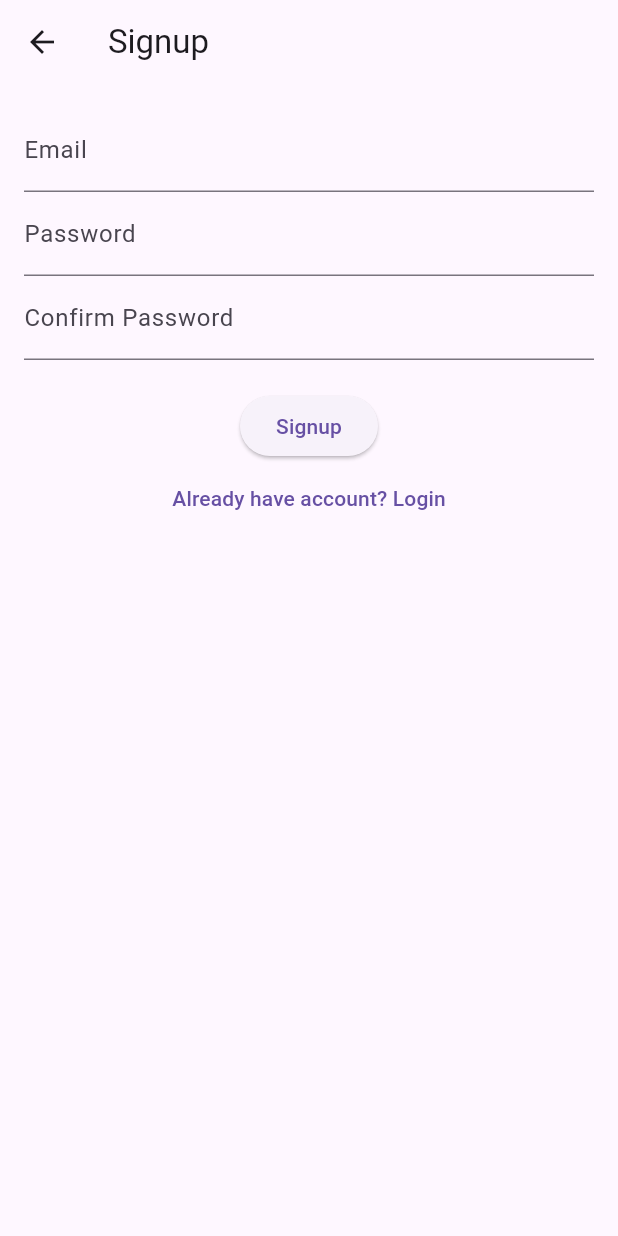
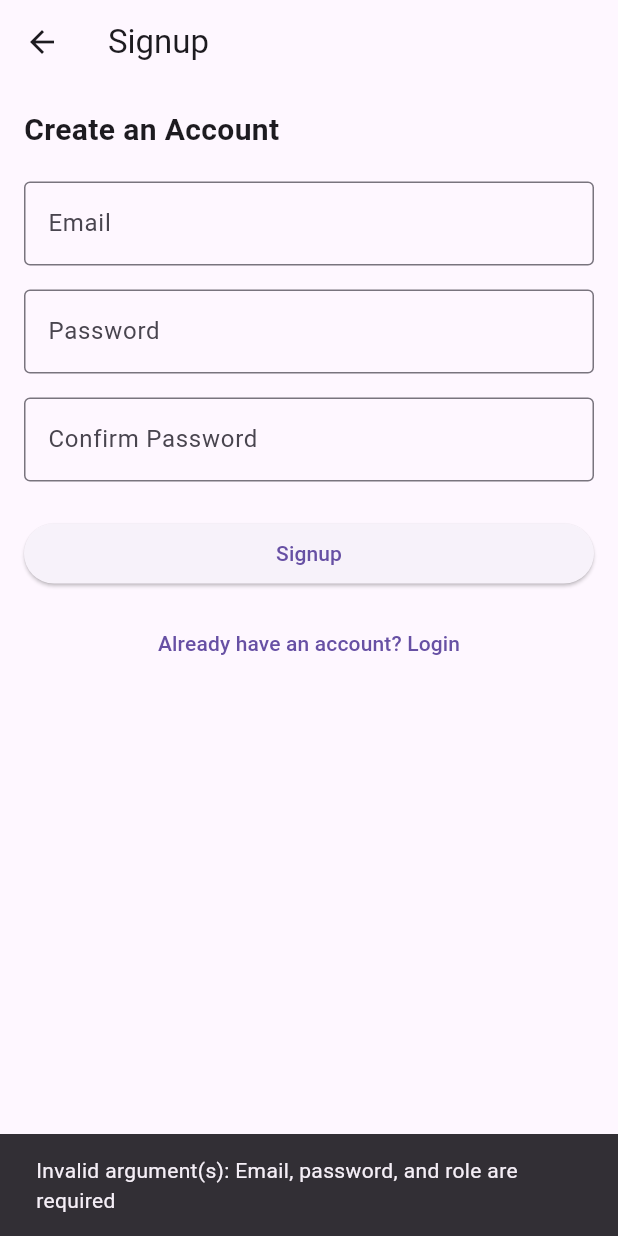
Before and after one commit to omsatyaprakashsatpathy-prog/employee_management_system, a Flutter app: the SignupPage screen opened by its route, after a tap on "Signup", on a phone screen of 412 x 824 dp. Run offline on Flutter 3.47's test engine with Material 3 defaults, Android fonts, the phone set to English and light mode, and no system bars; our stand-ins replace cloud_firestore, firebase_auth, flutter_riverpod; accounts and stored records are empty.

Commit message:
Add sign up and login repository implementation

```diff
--- a/lib/src/app.dart
+++ b/lib/src/app.dart
@@ -10,10 +10,10 @@ class MyApp extends StatelessWidget {
     return MaterialApp(
       debugShowCheckedModeBanner: false,
       title: 'Employee Management',
-      initialRoute: '/signup',
+      initialRoute: '/login',
       routes: {
+        '/login': (context) => const LoginPage(),
         '/signup': (context) => const SignupPage(),
-        '/login': (context) => const LoginPage(),
       },
     );
   }
--- /dev/null
+++ b/lib/src/features/Auth/data/datasource/auth_remote_datasource.dart
@@ -0,0 +1,38 @@
+import 'package:cloud_firestore/cloud_firestore.dart';
+import 'package:firebase_auth/firebase_auth.dart';
+import '../models/user_model.dart';
+
+class AuthRemoteDataSource {
+  final FirebaseAuth _firebaseAuth = FirebaseAuth.instance;
+  final FirebaseFirestore _firestore = FirebaseFirestore.instance;
+
+  Future<UserModel?> signUp(String email, String password, String role) async {
+    final credential = await _firebaseAuth.createUserWithEmailAndPassword(
+      email: email,
+      password: password,
+    );
+    final user = UserModel(uid: credential.user!.uid, email: email, role: role);
+    await _firestore.collection('users').doc(user.uid).set(user.toMap());
+    return user;
+  }
+
+  Future<UserModel?> signIn(String email, String password) async {
+    final credential = await _firebaseAuth.signInWithEmailAndPassword(
+      email: email,
+      password: password,
+    );
+    final snapshot = await _firestore.collection('users').doc(credential.user!.uid).get();
+    return UserModel.fromMap(snapshot.data()!, credential.user!.uid);
+  }
+
+  Future<void> signOut() async {
+    await _firebaseAuth.signOut();
+  }
+
+  Future<UserModel?> getCurrentUser() async {
+    final user = _firebaseAuth.currentUser;
+    if (user == null) return null;
+    final snapshot = await _firestore.collection('users').doc(user.uid).get();
+    return UserModel.fromMap(snapshot.data()!, user.uid);
+  }
+}
--- /dev/null
+++ b/lib/src/features/Auth/data/models/user_model.dart
@@ -0,0 +1,15 @@
+import '../../domain/entities/user_entity.dart';
+
+class UserModel extends UserEntity {
+  UserModel({required super.uid, required super.email, required super.role});
+
+  factory UserModel.fromMap(Map<String, dynamic> map, String uid) {
+    return UserModel(
+      uid: uid,
+      email: map['email'],
+      role: map['role'],
+    );
+  }
+
+  Map<String, dynamic> toMap() => {'email': email, 'role': role};
+}
--- /dev/null
+++ b/lib/src/features/Auth/data/repositories/auth_repository_impl.dart
@@ -0,0 +1,29 @@
+import '../../domain/entities/user_entity.dart';
+import '../../domain/repositories/auth_repository.dart';
+import '../datasource/auth_remote_datasource.dart';
+
+class AuthRepositoryImpl implements AuthRepository {
+  final AuthRemoteDataSource remoteDataSource;
+
+  AuthRepositoryImpl(this.remoteDataSource);
+
+  @override
+  Future<UserEntity?> signUp(String email, String password, String role) {
+    return remoteDataSource.signUp(email, password, role);
+  }
+
+  @override
+  Future<UserEntity?> signIn(String email, String password) {
+    return remoteDataSource.signIn(email, password);
+  }
+
+  @override
+  Future<void> signOut() {
+    return remoteDataSource.signOut();
+  }
+
+  @override
+  Future<UserEntity?> getCurrentUser() {
+    return remoteDataSource.getCurrentUser();
+  }
+}
--- /dev/null
+++ b/lib/src/features/Auth/domain/entities/user_entity.dart
@@ -0,0 +1,11 @@
+class UserEntity {
+  final String uid;
+  final String email;
+  final String role;
+
+  UserEntity({
+    required this.uid,
+    required this.email,
+    required this.role,
+  });
+}
--- /dev/null
+++ b/lib/src/features/Auth/domain/repositories/auth_repository.dart
@@ -0,0 +1,8 @@
+import '../entities/user_entity.dart';
+
+abstract class AuthRepository {
+  Future<UserEntity?> signUp(String email, String password, String role);
+  Future<UserEntity?> signIn(String email, String password);
+  Future<void> signOut();
+  Future<UserEntity?> getCurrentUser();
+}
--- /dev/null
+++ b/lib/src/features/Auth/domain/usecases/sign_in_usecase.dart
@@ -0,0 +1,18 @@
+import '../entities/user_entity.dart';
+import '../repositories/auth_repository.dart';
+
+class SignInUseCase {
+  final AuthRepository repository;
+
+  SignInUseCase(this.repository);
+
+  Future<UserEntity?> execute({
+    required String email,
+    required String password,
+  }) async {
+    if (email.isEmpty || password.isEmpty) {
+      throw ArgumentError("Email and password are required");
+    }
+    return await repository.signIn(email, password);
+  }
+}
--- /dev/null
+++ b/lib/src/features/Auth/domain/usecases/signup_usecase.dart
@@ -0,0 +1,19 @@
+import '../entities/user_entity.dart';
+import '../repositories/auth_repository.dart';
+
+class SignUpUseCase {
+  final AuthRepository repository;
+
+  SignUpUseCase(this.repository);
+
+  Future<UserEntity?> execute({
+    required String email,
+    required String password,
+    required String role,
+  }) async {
+    if (email.isEmpty || password.isEmpty || role.isEmpty) {
+      throw ArgumentError("Email, password, and role are required");
+    }
+    return await repository.signUp(email, password, role);
+  }
+}
--- /dev/null
+++ b/lib/src/features/Auth/presentation/provider/auth_notifier.dart
@@ -0,0 +1,51 @@
+import 'package:flutter_riverpod/flutter_riverpod.dart';
+import '../../domain/usecases/get_currentuser_usecase.dart';
+import '../../domain/usecases/sign_in_usecase.dart';
+import '../../domain/usecases/signout_usecase.dart';
+import '../../domain/usecases/signup_usecase.dart';
+import 'auth_state.dart';
+
+class AuthNotifier extends StateNotifier<AuthState> {
+  final SignInUseCase signInUseCase;
+  final SignUpUseCase signUpUseCase;
+  final SignOutUseCase signOutUseCase;
+  final GetCurrentUserUseCase getCurrentUserUseCase;
+
+  AuthNotifier({
+    required this.signInUseCase,
+    required this.signUpUseCase,
+    required this.signOutUseCase,
+    required this.getCurrentUserUseCase,
+  }) : super(AuthState());
+
+  Future<void> signUp(String email, String password, String role) async {
+    state = state.copyWith(isLoading: true, error: null);
+    try {
+      final user = await signUpUseCase.execute(email: email, password: password, role: role);
+      state = state.copyWith(isLoading: false, user: user);
+    } catch (e) {
+      state = state.copyWith(isLoading: false, error: e.toString());
+    }
+  }
+
+  Future<void> signIn(String email, String password) async {
+    state = state.copyWith(isLoading: true, error: null);
+    try {
+      final user = await signInUseCase.execute(email: email, password: password);
+      state = state.copyWith(isLoading: false, user: user);
+    } catch (e) {
+      state = state.copyWith(isLoading: false, error: e.toString());
+    }
+  }
+
+  Future<void> signOut() async {
+    await signOutUseCase.execute();
+    state = AuthState();
+  }
+
+  Future<void> loadCurrentUser() async {
+    state = state.copyWith(isLoading: true);
+    final user = await getCurrentUserUseCase.execute();
+    state = state.copyWith(isLoading: false, user: user);
+  }
+}
--- /dev/null
+++ b/lib/src/features/Auth/presentation/provider/auth_state.dart
@@ -0,0 +1,17 @@
+import '../../domain/entities/user_entity.dart';
+
+class AuthState {
+  final bool isLoading;
+  final UserEntity? user;
+  final String? error;
+
+  AuthState({this.isLoading = false, this.user, this.error});
+
+  AuthState copyWith({bool? isLoading, UserEntity? user, String? error}) {
+    return AuthState(
+      isLoading: isLoading ?? this.isLoading,
+      user: user ?? this.user,
+      error: error,
+    );
+  }
+}
--- a/lib/src/features/Auth/presentation/screens/login_page.dart
+++ b/lib/src/features/Auth/presentation/screens/login_page.dart
@@ -1,12 +1,16 @@
 import 'package:flutter/material.dart';
+import 'package:flutter_riverpod/flutter_riverpod.dart';
+import '../provider/auth_provider.dart';
 
-class LoginPage extends StatelessWidget {
+class LoginPage extends ConsumerWidget {
   const LoginPage({super.key});
 
   @override
-  Widget build(BuildContext context) {
+  Widget build(BuildContext context, WidgetRef ref) {
     final emailController = TextEditingController();
     final passwordController = TextEditingController();
+
+    final authState = ref.watch(authNotifierProvider);
 
     return Scaffold(
       appBar: AppBar(title: const Text("Login")),
@@ -15,7 +19,8 @@ class LoginPage extends StatelessWidget {
         child: Column(
           crossAxisAlignment: CrossAxisAlignment.start,
           children: [
-            const Text("Welcome Back", style: TextStyle(fontSize: 20, fontWeight: FontWeight.bold)),
+            const Text("Welcome Back",
+                style: TextStyle(fontSize: 20, fontWeight: FontWeight.bold)),
             const SizedBox(height: 20),
 
             TextField(
@@ -39,9 +44,32 @@ class LoginPage extends StatelessWidget {
 
             SizedBox(
               width: double.infinity,
-              child: ElevatedButton(
-                onPressed: () {
-                  // TODO: Login logic yahan ayega
+              child: authState.isLoading
+                  ? const Center(child: CircularProgressIndicator())
+                  : ElevatedButton(
+                onPressed: () async {
+                  final email = emailController.text.trim();
+                  final password = passwordController.text.trim();
+
+                  await ref
+                      .read(authNotifierProvider.notifier)
+                      .signIn(email, password);
+
+                  if (ref.read(authNotifierProvider).error != null) {
+                    ScaffoldMessenger.of(context).showSnackBar(
+                      SnackBar(
+                        content: Text(
+                            ref.read(authNotifierProvider).error!),
+                      ),
+                    );
+                  } else {
+                    // TODO: Navigate to home/dashboard
+                    ScaffoldMessenger.of(context).showSnackBar(
+                      const SnackBar(
+                        content: Text("Login Successful"),
+                      ),
+                    );
+                  }
                 },
                 child: const Text("Login"),
               ),
--- a/lib/src/features/Auth/presentation/screens/sign_up_page.dart
+++ b/lib/src/features/Auth/presentation/screens/sign_up_page.dart
@@ -1,37 +1,106 @@
 import 'package:flutter/material.dart';
+import 'package:flutter_riverpod/flutter_riverpod.dart';
+import '../provider/auth_provider.dart';
 
-class SignupPage extends StatelessWidget {
+class SignupPage extends ConsumerWidget {
   const SignupPage({super.key});
 
   @override
-  Widget build(BuildContext context) {
+  Widget build(BuildContext context, WidgetRef ref) {
+    final emailController = TextEditingController();
+    final passwordController = TextEditingController();
+    final confirmPasswordController = TextEditingController();
+
+    final authState = ref.watch(authNotifierProvider);
+
     return Scaffold(
       appBar: AppBar(title: const Text("Signup")),
       body: Padding(
         padding: const EdgeInsets.all(16.0),
         child: Column(
+          crossAxisAlignment: CrossAxisAlignment.start,
           children: [
+            const Text("Create an Account",
+                style: TextStyle(fontSize: 20, fontWeight: FontWeight.bold)),
+            const SizedBox(height: 20),
+
             TextField(
-              decoration: const InputDecoration(labelText: "Email"),
+              controller: emailController,
+              decoration: const InputDecoration(
+                labelText: "Email",
+                border: OutlineInputBorder(),
+              ),
             ),
+            const SizedBox(height: 16),
+
             TextField(
-              decoration: const InputDecoration(labelText: "Password"),
+              controller: passwordController,
+              decoration: const InputDecoration(
+                labelText: "Password",
+                border: OutlineInputBorder(),
+              ),
               obscureText: true,
             ),
+            const SizedBox(height: 16),
+
             TextField(
-              decoration: const InputDecoration(labelText: "Confirm Password"),
+              controller: confirmPasswordController,
+              decoration: const InputDecoration(
+                labelText: "Confirm Password",
+                border: OutlineInputBorder(),
+              ),
               obscureText: true,
             ),
-            const SizedBox(height: 20),
-            ElevatedButton(
-              onPressed: () {},
-              child: const Text("Signup"),
+            const SizedBox(height: 24),
+
+            SizedBox(
+              width: double.infinity,
+              child: authState.isLoading
+                  ? const Center(child: CircularProgressIndicator())
+                  : ElevatedButton(
+                onPressed: () async {
+                  final email = emailController.text.trim();
+                  final password = passwordController.text.trim();
+                  final confirmPassword =
+                  confirmPasswordController.text.trim();
+
+                  if (password != confirmPassword) {
+                    ScaffoldMessenger.of(context).showSnackBar(
+                      const SnackBar(
+                        content: Text("Passwords do not match"),
+                      ),
+                    );
+                    return;
+                  }
+
+                  await ref
+                      .read(authNotifierProvider.notifier)
+                      .signUp(email, password, "employee");
+
+                  if (ref.read(authNotifierProvider).error != null) {
+                    ScaffoldMessenger.of(context).showSnackBar(
+                      SnackBar(
+                        content: Text(
+                            ref.read(authNotifierProvider).error!),
+                      ),
+                    );
+                  } else {
+                    Navigator.pushReplacementNamed(context, '/login');
+                  }
+                },
+                child: const Text("Signup"),
+              ),
             ),
-            TextButton(
-              onPressed: () {
-                Navigator.pushNamed(context, '/login');
-              },
-              child: const Text("Already have account? Login"),
+
+            const SizedBox(height: 12),
+
+            Center(
+              child: TextButton(
+                onPressed: () {
+                  Navigator.pushReplacementNamed(context, '/login');
+                },
+                child: const Text("Already have an account? Login"),
+              ),
             )
           ],
         ),
--- a/pubspec.yaml
+++ b/pubspec.yaml
@@ -34,6 +34,9 @@ dependencies:
   # The following adds the Cupertino Icons font to your application.
   # Use with the CupertinoIcons class for iOS style icons.
   cupertino_icons: ^1.0.8
+  firebase_auth: ^6.0.2
+  cloud_firestore: ^6.0.1
+  flutter_riverpod: ^2.6.1
 
 dev_dependencies:
   flutter_test:
```
Also changed, not shown: lib/main.dart (+7 -2 lines), lib/src/features/Auth/domain/usecases/get_currentuser_usecase.dart (added, +12 -0 lines), lib/src/features/Auth/domain/usecases/signout_usecase.dart (added, +11 -0 lines), lib/src/features/Auth/presentation/provider/auth_provider.dart (added, +28 -0 lines), pubspec.lock, 3 other files.
